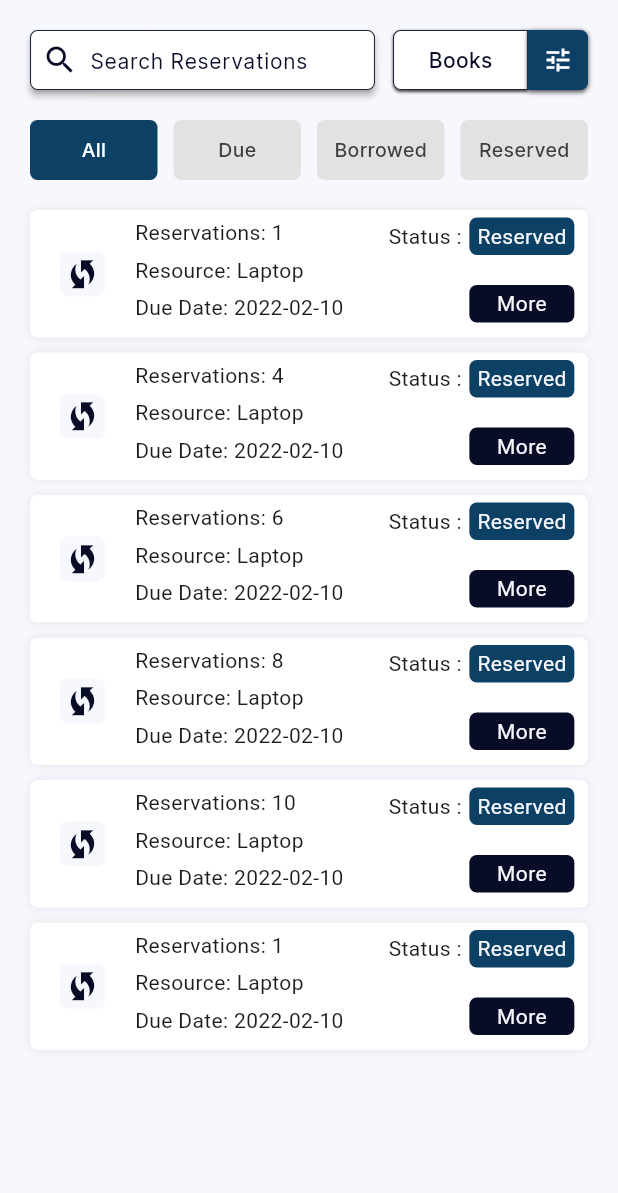
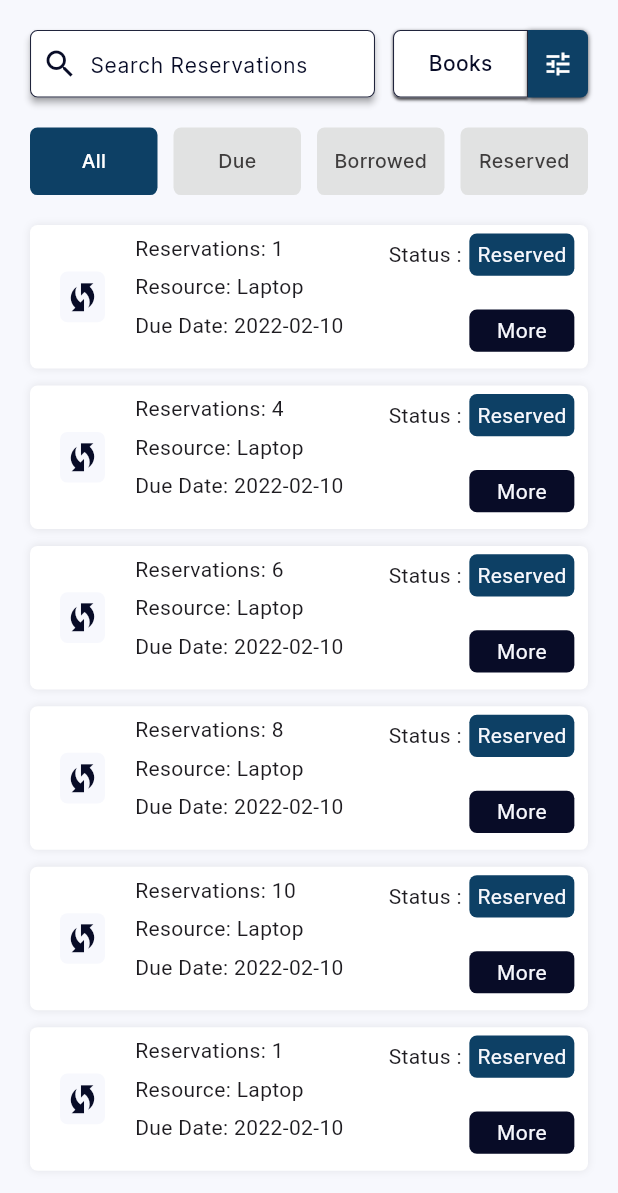
Before and after one commit to Dhanushkagodage/easyLibro, a Flutter app: the SearchReservations screen opened directly, on a phone screen of 412 x 824 dp. Shown: the top 1193 px of the screen. Run offline on Flutter 3.47's test engine with Material 3 defaults, Android fonts, the phone set to English and light mode, and no system bars; our stand-ins replace flutter_screenutil, flutter_slidable, shared_preferences; accounts and stored records are empty; network calls fail.

Commit message:
Adaptive Screen

```diff
--- a/lib/Reservations/Screens/search_reservations.dart
+++ b/lib/Reservations/Screens/search_reservations.dart
@@ -2,6 +2,7 @@ import 'package:easylibro_app/Reservations/widgets/reservation_card.dart';
 import 'package:easylibro_app/Resources/Widgets/search__bar.dart';
 import 'package:flutter/material.dart';
 import 'package:easylibro_app/Reservations/API/my_reservations.dart';
+import 'package:flutter_screenutil/flutter_screenutil.dart';
 
 class SearchReservations extends StatefulWidget {
   const SearchReservations({super.key});
@@ -27,7 +28,7 @@ class _SearchReservationsState extends State<SearchReservations> {
         body: Column(
           children: [
             Padding(
-              padding: const EdgeInsets.all(20.0),
+              padding:  EdgeInsets.all(20.sp),
               child: Row(
                 mainAxisAlignment: MainAxisAlignment.spaceBetween,
                 children: [
@@ -35,7 +36,7 @@ class _SearchReservationsState extends State<SearchReservations> {
                     hintText: "Search Reservations ",
                     controller: _searchController,
                     enable: true,
-                    width: 230,
+                    width: 230.w,
                     onChanged: (value) {
                       // setState(() {
                       //   searchKeyword = value;
@@ -44,12 +45,12 @@ class _SearchReservationsState extends State<SearchReservations> {
                     },
                   ),
                   Padding(
-                    padding: const EdgeInsets.only(left: 10),
+                    padding:  EdgeInsets.only(left: 10.w),
                     child: Row(
                       children: [
                         Container(
-                          height: 40,
-                          width: 90,
+                          height: 40.h,
+                          width: 90.w,
                           decoration: BoxDecoration(
                             color: Color.fromARGB(255, 255, 255, 255),
                             borderRadius: BorderRadius.only(
@@ -67,22 +68,22 @@ class _SearchReservationsState extends State<SearchReservations> {
                             ],
                             border: Border.all(
                               color: Color(0xFF080C27).withOpacity(0.9),
-                              width: 0.7,
+                              width: 0.7.w,
                             ),
                           ),
                           child: Center(
                             child: Text("${filterCategory}s",
                                 style: TextStyle(
                                   color: Color(0xFF080C27),
-                                  fontSize: 14,
+                                  fontSize: 14.sp,
                                   fontFamily: "Inter",
                                   fontWeight: FontWeight.w500,
                                 )),
                           ),
                         ),
                         Container(
-                          height: 40,
-                          width: 40,
+                          height: 40.h,
+                          width: 40.w,
                           decoration: BoxDecoration(
                             color: const Color(0xFF0D4065),
                             borderRadius: BorderRadius.only(
@@ -131,10 +132,10 @@ class _SearchReservationsState extends State<SearchReservations> {
                                 child: Text("Ebooks"),
                               ),
                             ],
-                            child: const Icon(
+                            child:  Icon(
                               Icons.tune_outlined,
                               color: Colors.white,
-                              size: 20,
+                              size: 20.sp,
                             ),
                           ),
                         ),
@@ -145,7 +146,7 @@ class _SearchReservationsState extends State<SearchReservations> {
               ),
             ),
             Padding(
-              padding: const EdgeInsets.symmetric(horizontal: 20.0),
+              padding:  EdgeInsets.symmetric(horizontal: 20.sp),
               child: Row(
                 mainAxisAlignment: MainAxisAlignment.spaceBetween,
                 children: [
@@ -163,7 +164,7 @@ class _SearchReservationsState extends State<SearchReservations> {
             //         child:
             Expanded(
               child: Padding(
-                padding: const EdgeInsets.symmetric(horizontal: 20.0),
+                padding:  EdgeInsets.symmetric(horizontal: 20.sp),
                 child: _buildReservations(),
               ),
             ),
@@ -182,9 +183,9 @@ class _SearchReservationsState extends State<SearchReservations> {
           });
         },
         child: Container(
-          width: 85,
-          height: 40,
-          padding: const EdgeInsets.all(8),
+          width: 85.w,
+          height: 40.h,
+          padding:  EdgeInsets.all(8.sp),
           alignment: Alignment.center,
           decoration: BoxDecoration(
             borderRadius: BorderRadius.circular(5),
@@ -196,7 +197,7 @@ class _SearchReservationsState extends State<SearchReservations> {
             name,
             overflow: TextOverflow.ellipsis,
             style: TextStyle(
-              fontSize: 13,
+              fontSize: 13.sp,
               color:
                   isSelected == index ? Colors.white : const Color(0xFF3F3D3D),
               fontFamily: "Inter",
@@ -215,7 +216,7 @@ class _SearchReservationsState extends State<SearchReservations> {
         itemBuilder: (context, index) {
           final reservation = MyReservations.allReservations[index];
           return Padding(
-            padding: const EdgeInsets.only(bottom: 10.0),
+            padding:  EdgeInsets.only(bottom: 10.h),
             child: ReservationCard(
               reservation: reservation,
             ),
--- a/lib/Reservations/widgets/reservation_card.dart
+++ b/lib/Reservations/widgets/reservation_card.dart
@@ -1,5 +1,6 @@
 import 'package:easylibro_app/Reservations/API/Reservation.dart';
 import 'package:flutter/material.dart';
+import 'package:flutter_screenutil/flutter_screenutil.dart';
 
 class ReservationCard extends StatefulWidget {
   final Reservation reservation;
@@ -15,7 +16,7 @@ class _ReservationCardState extends State<ReservationCard> {
   Widget build(BuildContext context) {
     return Container(
         width: double.infinity,
-        height: 85,
+        height: 85.h,
         decoration: BoxDecoration(
           borderRadius: BorderRadius.circular(5),
           color: const Color.fromARGB(255, 255, 255, 255),
@@ -30,10 +31,10 @@ class _ReservationCardState extends State<ReservationCard> {
         child: Row(
           children: [
             Padding(
-              padding: const EdgeInsets.only(left: 20, right: 20),
+              padding:  EdgeInsets.only(left: 20.w, right: 20.w),
               child: Container(
-                  width: 30,
-                  height: 30,
+                  width: 30.w,
+                  height: 30.h,
                   decoration: BoxDecoration(
                     color: Color(0xFFF7F8FD),
                     borderRadius: BorderRadius.circular(5),
@@ -41,34 +42,34 @@ class _ReservationCardState extends State<ReservationCard> {
                   child: Icon(
                     Icons.wifi_protected_setup,
                     color: Color(0xFF080C27),
-                    size: 25,
+                    size: 25.sp,
                   )),
             ),
             Center(
               child: Column(
                 crossAxisAlignment: CrossAxisAlignment.start,
                 children: [
-                  SizedBox(height: 5),
+                  SizedBox(height: 5.h),
                   Text(
                     'Reservations: ${widget.reservation.reservationNo}',
                     style: TextStyle(
-                      fontSize: 14,
+                      fontSize: 14.sp,
                       fontWeight: FontWeight.w400,
                     ),
                   ),
-                  SizedBox(height: 5),
+                  SizedBox(height: 5.h),
                   Text(
                     'Resource: ${widget.reservation.Resource}',
                     style: TextStyle(
-                      fontSize: 14,
+                      fontSize: 14.sp,
                       fontWeight: FontWeight.w400,
                     ),
                   ),
-                  SizedBox(height: 5),
+                  SizedBox(height: 5.h),
                   Text(
                     'Due Date: ${widget.reservation.DueDate}',
                     style: TextStyle(
-                      fontSize: 14,
+                      fontSize: 14.sp,
                       fontWeight: FontWeight.w400,
                     ),
                   ),
@@ -76,26 +77,26 @@ class _ReservationCardState extends State<ReservationCard> {
               ),
             ),
             SizedBox(
-              width: 30,
+              width: 30.w,
             ),
             Column(
               crossAxisAlignment: CrossAxisAlignment.end,
               //mainAxisAlignment: MainAxisAlignment.center,
               children: [
-                SizedBox(height: 5),
+                SizedBox(height: 5.h),
                 Row(children: [
                   Text(
                     'Status :',
                     style: TextStyle(
-                      fontSize: 14,
+                      fontSize: 14.sp,
                       fontWeight: FontWeight.w400,
                     ),
                   ),
                   Padding(
                     padding: const EdgeInsets.only(left: 5),
                     child: Container(
-                      width: 70,
-                      height: 25,
+                      width: 70.w,
+                      height: 25.h,
                       decoration: BoxDecoration(
                         color: Color(0xFF0D4065),
                         borderRadius: BorderRadius.circular(5),
@@ -105,7 +106,7 @@ class _ReservationCardState extends State<ReservationCard> {
                           widget.reservation.Status,
                           style: TextStyle(
                             color: Color(0xFFF7F8FD),
-                            fontSize: 14,
+                            fontSize: 14.sp,
                             fontWeight: FontWeight.w400,
                           ),
                         ),
@@ -114,11 +115,11 @@ class _ReservationCardState extends State<ReservationCard> {
                   )
                 ]),
                 SizedBox(
-                  height: 20,
+                  height: 20.h,
                 ),
                 Container(
-                   width: 70,
-                      height: 25,
+                   width: 70.w,
+                      height: 25.h,
                       decoration: BoxDecoration(
                         color: Color(0xFF080C27),
                         borderRadius: BorderRadius.circular(5),
@@ -128,7 +129,7 @@ class _ReservationCardState extends State<ReservationCard> {
                           'More',
                           style: TextStyle(
                             color: Color(0xFFF7F8FD),
-                            fontSize: 14,
+                            fontSize: 14.sp,
                             fontWeight: FontWeight.w400,
                           ),
                         ),
--- a/lib/Resources/Widgets/alert_box.dart
+++ b/lib/Resources/Widgets/alert_box.dart
@@ -1,4 +1,5 @@
 import 'package:flutter/material.dart';
+import 'package:flutter_screenutil/flutter_screenutil.dart';
 
 class AlertBox extends StatefulWidget {
   final String? title;
@@ -31,7 +32,7 @@ class _AlertBoxState extends State<AlertBox> {
   Widget build(BuildContext context) {
     return AlertDialog(
       title: Padding(
-        padding: const EdgeInsets.only(top: 5),
+        padding:  EdgeInsets.only(top: 5.h),
         child: widget.title != null ? Text(widget.title!) : null,
       ),
       content: SingleChildScrollView(
@@ -47,7 +48,7 @@ class _AlertBoxState extends State<AlertBox> {
               child: Icon(
             widget.icon,
             color: widget.iconColor,
-            size: 60,
+            size: 60.sp,
           )),
         Row(
           mainAxisAlignment: MainAxisAlignment.end,
--- a/lib/Resources/Widgets/search__bar.dart
+++ b/lib/Resources/Widgets/search__bar.dart
@@ -1,4 +1,5 @@
 import 'package:flutter/material.dart';
+import 'package:flutter_screenutil/flutter_screenutil.dart';
 
 // ignore: must_be_immutable, camel_case_types
 class Search_Bar extends StatefulWidget {
@@ -30,7 +31,7 @@ class _Search_BarState extends State<Search_Bar> {
       controller: widget.controller,
       onChanged: widget.onChanged,
       constraints: BoxConstraints(
-        minHeight: 40,
+        minHeight: 40.h,
         maxWidth: widget.width,
       ),
       leading: const Icon(Icons.search_outlined, color: Color(0xFF080C27)),
@@ -38,7 +39,7 @@ class _Search_BarState extends State<Search_Bar> {
       hintStyle: WidgetStatePropertyAll<TextStyle?>(
         TextStyle(
           fontFamily: "Inter",
-          fontSize: 14,
+          fontSize: 14.sp,
           fontWeight: FontWeight.w400,
           color: Color(0xFF080C27),
         ),
@@ -55,7 +56,7 @@ class _Search_BarState extends State<Search_Bar> {
       side: WidgetStateProperty.all(
         BorderSide(
           color: Color(0xFF080C27).withOpacity(0.9),
-          width: 0.7,
+          width: 0.7.w,
         ),
       ),
       elevation: WidgetStateProperty.all(2),
--- a/lib/Resources/Widgets/textdetail_container.dart
+++ b/lib/Resources/Widgets/textdetail_container.dart
@@ -1,4 +1,5 @@
 import 'package:flutter/material.dart';
+import 'package:flutter_screenutil/flutter_screenutil.dart';
 
 class TextdetailContainer extends StatefulWidget {
   final String label;
@@ -20,13 +21,13 @@ class _TextdetailContainerState extends State<TextdetailContainer> {
         Text("${widget.label} : ",
             style: TextStyle(
                 fontFamily: "Inter",
-                fontSize: 14,
+                fontSize: 14.sp,
                 fontWeight: FontWeight.w600,
                 color: Color(0xFF0D4065))),
         Text(widget.value,
             style: TextStyle(
                 fontFamily: "Inter",
-                fontSize: 14,
+                fontSize: 14.sp,
                 fontWeight: FontWeight.w400,
                 color: Color(0xFF6A6A6A)),),
       ],
--- a/pubspec.yaml
+++ b/pubspec.yaml
@@ -41,6 +41,7 @@ dependencies:
   flutter_slidable: ^3.1.0
   shared_preferences: ^2.2.3
   get: ^4.6.6
+  flutter_screenutil: ^5.9.3
   #flutter_emoji: ^2.5.1
 
 dev_dependencies:
```
Also changed, not shown: lib/Login/login_screen.dart (+28 -25 lines), lib/Resources/Screens/about_screen.dart (+27 -26 lines), lib/Resources/Screens/search_resource.dart (+20 -19 lines), lib/Resources/Widgets/detailcontaier.dart (+12 -11 lines), lib/Resources/Widgets/resource_card.dart (+10 -7 lines), lib/main.dart (+8 -4 lines), lib/screens/splash_screen.dart (+75 -11 lines), lib/widgets/layout_screen.dart (+19 -17 lines), lib/widgets/wave_clipper.dart (+6 -5 lines), pubspec.lock.
